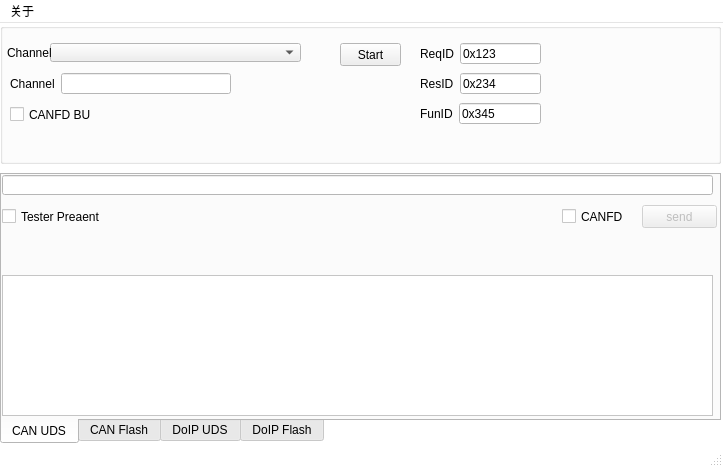
This is UDS_Client_UI.ui in YEZZESDXHN/UDS_Client as Qt 5 draws it before an edit. The edited form follows.
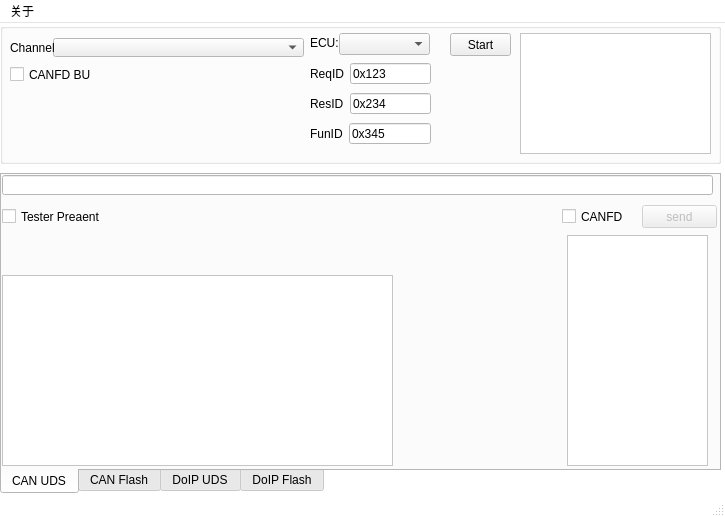
This is the edited form.

```diff
--- a/UDS_Client_UI.ui
+++ b/UDS_Client_UI.ui
@@ -9,8 +9,8 @@
    <rect>
     <x>0</x>
     <y>0</y>
-    <width>723</width>
-    <height>467</height>
+    <width>725</width>
+    <height>517</height>
    </rect>
   </property>
   <property name="palette">
@@ -102,7 +102,7 @@
       <x>0</x>
       <y>150</y>
       <width>721</width>
-      <height>271</height>
+      <height>321</height>
      </rect>
     </property>
     <property name="autoFillBackground">
@@ -150,8 +150,8 @@
        <rect>
         <x>0</x>
         <y>100</y>
-        <width>711</width>
-        <height>141</height>
+        <width>391</width>
+        <height>191</height>
        </rect>
       </property>
      </widget>
@@ -222,6 +222,16 @@
        <string>CANFD</string>
       </property>
      </widget>
+     <widget class="QListView" name="listView_dids">
+      <property name="geometry">
+       <rect>
+        <x>565</x>
+        <y>60</y>
+        <width>141</width>
+        <height>231</height>
+       </rect>
+      </property>
+     </widget>
     </widget>
     <widget class="QWidget" name="CANFlash">
      <attribute name="title">
@@ -254,33 +264,11 @@
     <property name="title">
      <string/>
     </property>
-    <widget class="QWidget" name="horizontalLayoutWidget_2">
-     <property name="geometry">
-      <rect>
-       <x>10</x>
-       <y>50</y>
-       <width>221</width>
-       <height>21</height>
-      </rect>
-     </property>
-     <layout class="QHBoxLayout" name="horizontalLayout_2">
-      <item>
-       <widget class="QLabel" name="label_channel_2">
-        <property name="text">
-         <string>Channel</string>
-        </property>
-       </widget>
-      </item>
-      <item>
-       <widget class="QLineEdit" name="lineEdit_channel_2"/>
-      </item>
-     </layout>
-    </widget>
     <widget class="QComboBox" name="comboBox_channel">
      <property name="geometry">
       <rect>
-       <x>50</x>
-       <y>20</y>
+       <x>53</x>
+       <y>15</y>
        <width>251</width>
        <height>19</height>
       </rect>
@@ -289,8 +277,8 @@
     <widget class="QLabel" name="label_channel">
      <property name="geometry">
       <rect>
-       <x>7</x>
-       <y>15</y>
+       <x>10</x>
+       <y>10</y>
        <width>51</width>
        <height>29</height>
       </rect>
@@ -303,7 +291,7 @@
      <property name="geometry">
       <rect>
        <x>10</x>
-       <y>80</y>
+       <y>40</y>
        <width>81</width>
        <height>23</height>
       </rect>
@@ -315,8 +303,8 @@
     <widget class="QPushButton" name="pushButton_start">
      <property name="geometry">
       <rect>
-       <x>340</x>
-       <y>20</y>
+       <x>450</x>
+       <y>10</y>
        <width>61</width>
        <height>23</height>
       </rect>
@@ -328,8 +316,8 @@
     <widget class="QWidget" name="horizontalLayoutWidget_3">
      <property name="geometry">
       <rect>
-       <x>420</x>
-       <y>20</y>
+       <x>310</x>
+       <y>40</y>
        <width>121</width>
        <height>21</height>
       </rect>
@@ -354,8 +342,8 @@
     <widget class="QWidget" name="horizontalLayoutWidget_4">
      <property name="geometry">
       <rect>
-       <x>420</x>
-       <y>50</y>
+       <x>310</x>
+       <y>70</y>
        <width>121</width>
        <height>21</height>
       </rect>
@@ -380,8 +368,8 @@
     <widget class="QWidget" name="horizontalLayoutWidget_5">
      <property name="geometry">
       <rect>
-       <x>420</x>
-       <y>80</y>
+       <x>310</x>
+       <y>100</y>
        <width>121</width>
        <height>21</height>
       </rect>
@@ -403,6 +391,39 @@
       </item>
      </layout>
     </widget>
+    <widget class="QComboBox" name="comboBox_eculist">
+     <property name="geometry">
+      <rect>
+       <x>339</x>
+       <y>10</y>
+       <width>91</width>
+       <height>22</height>
+      </rect>
+     </property>
+    </widget>
+    <widget class="QLabel" name="label">
+     <property name="geometry">
+      <rect>
+       <x>310</x>
+       <y>10</y>
+       <width>31</width>
+       <height>19</height>
+      </rect>
+     </property>
+     <property name="text">
+      <string>ECU:</string>
+     </property>
+    </widget>
+    <widget class="QTextBrowser" name="textBrowser">
+     <property name="geometry">
+      <rect>
+       <x>520</x>
+       <y>10</y>
+       <width>191</width>
+       <height>121</height>
+      </rect>
+     </property>
+    </widget>
    </widget>
   </widget>
   <widget class="QMenuBar" name="menubar">
@@ -410,7 +431,7 @@
     <rect>
      <x>0</x>
      <y>0</y>
-     <width>723</width>
+     <width>725</width>
      <height>22</height>
     </rect>
    </property>
```
